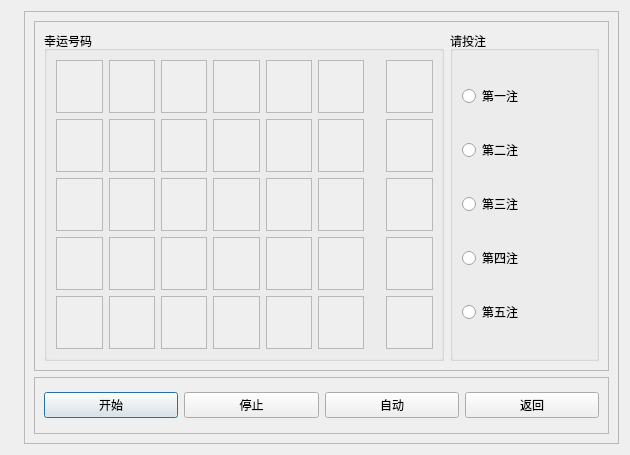
Above: References/Class.Design.By.Qt/Prob.02.彩票选号小助手/sports_lottery_dlg.ui from royqh1979/programming_with_python before the change. Below: the same form after it.
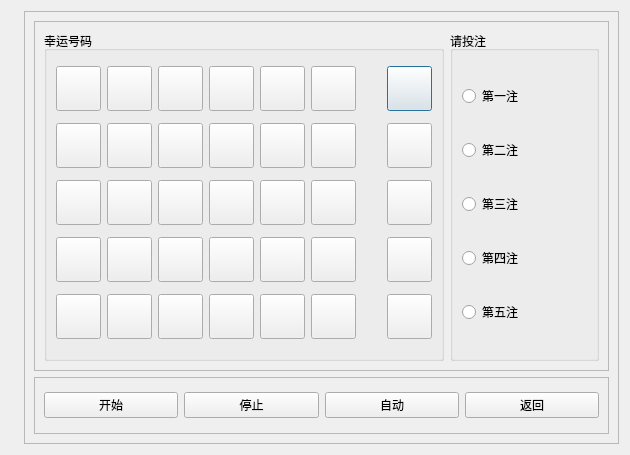
That is the form after the change. Icons and pictures are not drawn.

Patch:
```diff
--- a/References/Class.Design.By.Qt/Prob.02.彩票选号小助手/sports_lottery_dlg.ui
+++ b/References/Class.Design.By.Qt/Prob.02.彩票选号小助手/sports_lottery_dlg.ui
@@ -72,484 +72,700 @@
             <string>幸运号码</string>
            </property>
            <layout class="QGridLayout" name="grpNumbersLayout">
-            <item row="3" column="1">
-             <widget class="QTextEdit" name="textEdit_20">
-              <property name="enabled">
-               <bool>false</bool>
+            <item row="1" column="6">
+             <widget class="QLabel" name="label_3">
+              <property name="minimumSize">
+               <size>
+                <width>10</width>
+                <height>0</height>
+               </size>
               </property>
-              <property name="readOnly">
-               <bool>true</bool>
+              <property name="text">
+               <string/>
               </property>
               <property name="textInteractionFlags">
                <set>Qt::NoTextInteraction</set>
               </property>
              </widget>
             </item>
-            <item row="4" column="7">
-             <widget class="QTextEdit" name="txtSp_4">
-              <property name="enabled">
-               <bool>false</bool>
+            <item row="0" column="6">
+             <widget class="QLabel" name="label_2">
+              <property name="minimumSize">
+               <size>
+                <width>10</width>
+                <height>0</height>
+               </size>
               </property>
-              <property name="readOnly">
-               <bool>true</bool>
+              <property name="text">
+               <string/>
               </property>
               <property name="textInteractionFlags">
                <set>Qt::NoTextInteraction</set>
               </property>
              </widget>
             </item>
-            <item row="4" column="4">
-             <widget class="QTextEdit" name="textEdit_29">
-              <property name="enabled">
-               <bool>false</bool>
+            <item row="0" column="7">
+             <widget class="QPushButton" name="pushButton">
+              <property name="minimumSize">
+               <size>
+                <width>45</width>
+                <height>45</height>
+               </size>
               </property>
-              <property name="readOnly">
-               <bool>true</bool>
+              <property name="text">
+               <string/>
               </property>
-              <property name="textInteractionFlags">
-               <set>Qt::NoTextInteraction</set>
+              <property name="default">
+               <bool>false</bool>
               </property>
-             </widget>
-            </item>
-            <item row="4" column="0">
-             <widget class="QTextEdit" name="textEdit_25">
-              <property name="enabled">
+              <property name="flat">
                <bool>false</bool>
               </property>
-              <property name="readOnly">
-               <bool>true</bool>
-              </property>
-              <property name="textInteractionFlags">
-               <set>Qt::NoTextInteraction</set>
-              </property>
              </widget>
             </item>
-            <item row="4" column="3">
-             <widget class="QTextEdit" name="textEdit_28">
-              <property name="enabled">
-               <bool>false</bool>
+            <item row="0" column="5">
+             <widget class="QPushButton" name="pushButton_2">
+              <property name="minimumSize">
+               <size>
+                <width>45</width>
+                <height>45</height>
+               </size>
               </property>
-              <property name="readOnly">
-               <bool>true</bool>
+              <property name="text">
+               <string/>
               </property>
-              <property name="textInteractionFlags">
-               <set>Qt::NoTextInteraction</set>
+              <property name="default">
+               <bool>false</bool>
               </property>
-             </widget>
-            </item>
-            <item row="4" column="1">
-             <widget class="QTextEdit" name="textEdit_26">
-              <property name="enabled">
+              <property name="flat">
                <bool>false</bool>
               </property>
-              <property name="readOnly">
-               <bool>true</bool>
-              </property>
-              <property name="textInteractionFlags">
-               <set>Qt::NoTextInteraction</set>
-              </property>
              </widget>
             </item>
-            <item row="4" column="2">
-             <widget class="QTextEdit" name="textEdit_27">
-              <property name="enabled">
-               <bool>false</bool>
+            <item row="0" column="4">
+             <widget class="QPushButton" name="pushButton_3">
+              <property name="minimumSize">
+               <size>
+                <width>45</width>
+                <height>45</height>
+               </size>
               </property>
-              <property name="readOnly">
-               <bool>true</bool>
+              <property name="text">
+               <string/>
               </property>
-              <property name="textInteractionFlags">
-               <set>Qt::NoTextInteraction</set>
+              <property name="default">
+               <bool>false</bool>
               </property>
+              <property name="flat">
+               <bool>false</bool>
+              </property>
              </widget>
             </item>
-            <item row="3" column="3">
-             <widget class="QTextEdit" name="textEdit_22">
-              <property name="enabled">
-               <bool>false</bool>
+            <item row="0" column="3">
+             <widget class="QPushButton" name="pushButton_4">
+              <property name="minimumSize">
+               <size>
+                <width>45</width>
+                <height>45</height>
+               </size>
               </property>
-              <property name="readOnly">
-               <bool>true</bool>
+              <property name="text">
+               <string/>
               </property>
-              <property name="textInteractionFlags">
-               <set>Qt::NoTextInteraction</set>
+              <property name="default">
+               <bool>false</bool>
               </property>
+              <property name="flat">
+               <bool>false</bool>
+              </property>
              </widget>
             </item>
-            <item row="3" column="2">
-             <widget class="QTextEdit" name="textEdit_21">
-              <property name="enabled">
-               <bool>false</bool>
+            <item row="0" column="2">
+             <widget class="QPushButton" name="pushButton_5">
+              <property name="minimumSize">
+               <size>
+                <width>45</width>
+                <height>45</height>
+               </size>
               </property>
-              <property name="readOnly">
-               <bool>true</bool>
+              <property name="text">
+               <string/>
               </property>
-              <property name="textInteractionFlags">
-               <set>Qt::NoTextInteraction</set>
+              <property name="default">
+               <bool>false</bool>
               </property>
+              <property name="flat">
+               <bool>false</bool>
+              </property>
              </widget>
             </item>
-            <item row="3" column="7">
-             <widget class="QTextEdit" name="txtSp_3">
-              <property name="enabled">
-               <bool>false</bool>
+            <item row="0" column="1">
+             <widget class="QPushButton" name="pushButton_6">
+              <property name="minimumSize">
+               <size>
+                <width>45</width>
+                <height>45</height>
+               </size>
               </property>
-              <property name="readOnly">
-               <bool>true</bool>
+              <property name="text">
+               <string/>
               </property>
-              <property name="textInteractionFlags">
-               <set>Qt::NoTextInteraction</set>
+              <property name="default">
+               <bool>false</bool>
+              </property>
+              <property name="flat">
+               <bool>false</bool>
               </property>
              </widget>
             </item>
             <item row="0" column="0">
-             <widget class="QTextEdit" name="txt_01">
-              <property name="enabled">
-               <bool>false</bool>
+             <widget class="QPushButton" name="pushButton_7">
+              <property name="minimumSize">
+               <size>
+                <width>45</width>
+                <height>45</height>
+               </size>
               </property>
-              <property name="readOnly">
-               <bool>true</bool>
+              <property name="text">
+               <string/>
               </property>
-              <property name="textInteractionFlags">
-               <set>Qt::NoTextInteraction</set>
+              <property name="default">
+               <bool>false</bool>
               </property>
-             </widget>
-            </item>
-            <item row="3" column="4">
-             <widget class="QTextEdit" name="textEdit_23">
-              <property name="enabled">
+              <property name="flat">
                <bool>false</bool>
               </property>
-              <property name="readOnly">
-               <bool>true</bool>
-              </property>
-              <property name="textInteractionFlags">
-               <set>Qt::NoTextInteraction</set>
-              </property>
              </widget>
             </item>
-            <item row="2" column="4">
-             <widget class="QTextEdit" name="textEdit_17">
-              <property name="enabled">
-               <bool>false</bool>
+            <item row="1" column="7">
+             <widget class="QPushButton" name="pushButton_8">
+              <property name="minimumSize">
+               <size>
+                <width>45</width>
+                <height>45</height>
+               </size>
               </property>
-              <property name="readOnly">
-               <bool>true</bool>
+              <property name="text">
+               <string/>
               </property>
-              <property name="textInteractionFlags">
-               <set>Qt::NoTextInteraction</set>
+              <property name="default">
+               <bool>false</bool>
+              </property>
+              <property name="flat">
+               <bool>false</bool>
               </property>
              </widget>
             </item>
             <item row="2" column="7">
-             <widget class="QTextEdit" name="txtSp_2">
-              <property name="enabled">
+             <widget class="QPushButton" name="pushButton_9">
+              <property name="minimumSize">
+               <size>
+                <width>45</width>
+                <height>45</height>
+               </size>
+              </property>
+              <property name="text">
+               <string/>
+              </property>
+              <property name="default">
                <bool>false</bool>
               </property>
-              <property name="readOnly">
-               <bool>true</bool>
+              <property name="flat">
+               <bool>false</bool>
               </property>
-              <property name="textInteractionFlags">
-               <set>Qt::NoTextInteraction</set>
+             </widget>
+            </item>
+            <item row="3" column="7">
+             <widget class="QPushButton" name="pushButton_10">
+              <property name="minimumSize">
+               <size>
+                <width>45</width>
+                <height>45</height>
+               </size>
               </property>
+              <property name="text">
+               <string/>
+              </property>
+              <property name="default">
+               <bool>false</bool>
+              </property>
+              <property name="flat">
+               <bool>false</bool>
+              </property>
              </widget>
             </item>
-            <item row="3" column="0">
-             <widget class="QTextEdit" name="textEdit_19">
-              <property name="enabled">
+            <item row="4" column="7">
+             <widget class="QPushButton" name="pushButton_11">
+              <property name="minimumSize">
+               <size>
+                <width>45</width>
+                <height>45</height>
+               </size>
+              </property>
+              <property name="text">
+               <string/>
+              </property>
+              <property name="default">
                <bool>false</bool>
               </property>
-              <property name="readOnly">
-               <bool>true</bool>
+              <property name="flat">
+               <bool>false</bool>
               </property>
-              <property name="textInteractionFlags">
-               <set>Qt::NoTextInteraction</set>
+             </widget>
+            </item>
+            <item row="1" column="5">
+             <widget class="QPushButton" name="pushButton_12">
+              <property name="minimumSize">
+               <size>
+                <width>45</width>
+                <height>45</height>
+               </size>
               </property>
+              <property name="text">
+               <string/>
+              </property>
+              <property name="default">
+               <bool>false</bool>
+              </property>
+              <property name="flat">
+               <bool>false</bool>
+              </property>
              </widget>
             </item>
-            <item row="0" column="4">
-             <widget class="QTextEdit" name="txt_05">
-              <property name="enabled">
+            <item row="1" column="4">
+             <widget class="QPushButton" name="pushButton_13">
+              <property name="minimumSize">
+               <size>
+                <width>45</width>
+                <height>45</height>
+               </size>
+              </property>
+              <property name="text">
+               <string/>
+              </property>
+              <property name="default">
                <bool>false</bool>
               </property>
-              <property name="readOnly">
-               <bool>true</bool>
+              <property name="flat">
+               <bool>false</bool>
               </property>
-              <property name="textInteractionFlags">
-               <set>Qt::NoTextInteraction</set>
+             </widget>
+            </item>
+            <item row="1" column="3">
+             <widget class="QPushButton" name="pushButton_14">
+              <property name="minimumSize">
+               <size>
+                <width>45</width>
+                <height>45</height>
+               </size>
+              </property>
+              <property name="text">
+               <string/>
+              </property>
+              <property name="default">
+               <bool>false</bool>
+              </property>
+              <property name="flat">
+               <bool>false</bool>
+              </property>
+             </widget>
+            </item>
+            <item row="1" column="2">
+             <widget class="QPushButton" name="pushButton_15">
+              <property name="minimumSize">
+               <size>
+                <width>45</width>
+                <height>45</height>
+               </size>
+              </property>
+              <property name="text">
+               <string/>
+              </property>
+              <property name="default">
+               <bool>false</bool>
+              </property>
+              <property name="flat">
+               <bool>false</bool>
+              </property>
+             </widget>
+            </item>
+            <item row="1" column="1">
+             <widget class="QPushButton" name="pushButton_16">
+              <property name="minimumSize">
+               <size>
+                <width>45</width>
+                <height>45</height>
+               </size>
+              </property>
+              <property name="text">
+               <string/>
+              </property>
+              <property name="default">
+               <bool>false</bool>
+              </property>
+              <property name="flat">
+               <bool>false</bool>
+              </property>
+             </widget>
+            </item>
+            <item row="1" column="0">
+             <widget class="QPushButton" name="pushButton_17">
+              <property name="minimumSize">
+               <size>
+                <width>45</width>
+                <height>45</height>
+               </size>
+              </property>
+              <property name="text">
+               <string/>
+              </property>
+              <property name="default">
+               <bool>false</bool>
+              </property>
+              <property name="flat">
+               <bool>false</bool>
               </property>
              </widget>
             </item>
             <item row="2" column="0">
-             <widget class="QTextEdit" name="textEdit_11">
-              <property name="enabled">
-               <bool>false</bool>
+             <widget class="QPushButton" name="pushButton_18">
+              <property name="minimumSize">
+               <size>
+                <width>45</width>
+                <height>45</height>
+               </size>
               </property>
-              <property name="readOnly">
-               <bool>true</bool>
+              <property name="text">
+               <string/>
               </property>
-              <property name="textInteractionFlags">
-               <set>Qt::NoTextInteraction</set>
+              <property name="default">
+               <bool>false</bool>
+              </property>
+              <property name="flat">
+               <bool>false</bool>
               </property>
              </widget>
             </item>
             <item row="2" column="1">
-             <widget class="QTextEdit" name="textEdit_12">
-              <property name="enabled">
-               <bool>false</bool>
+             <widget class="QPushButton" name="pushButton_19">
+              <property name="minimumSize">
+               <size>
+                <width>45</width>
+                <height>45</height>
+               </size>
               </property>
-              <property name="readOnly">
-               <bool>true</bool>
+              <property name="text">
+               <string/>
               </property>
-              <property name="textInteractionFlags">
-               <set>Qt::NoTextInteraction</set>
+              <property name="default">
+               <bool>false</bool>
+              </property>
+              <property name="flat">
+               <bool>false</bool>
               </property>
              </widget>
             </item>
             <item row="2" column="2">
-             <widget class="QTextEdit" name="textEdit_13">
-              <property name="enabled">
-               <bool>false</bool>
+             <widget class="QPushButton" name="pushButton_20">
+              <property name="minimumSize">
+               <size>
+                <width>45</width>
+                <height>45</height>
+               </size>
               </property>
-              <property name="readOnly">
-               <bool>true</bool>
+              <property name="text">
+               <string/>
               </property>
-              <property name="textInteractionFlags">
-               <set>Qt::NoTextInteraction</set>
-              </property>
-             </widget>
-            </item>
-            <item row="1" column="4">
-             <widget class="QTextEdit" name="textEdit_16">
-              <property name="enabled">
+              <property name="default">
                <bool>false</bool>
               </property>
-              <property name="readOnly">
-               <bool>true</bool>
-              </property>
-              <property name="textInteractionFlags">
-               <set>Qt::NoTextInteraction</set>
+              <property name="flat">
+               <bool>false</bool>
               </property>
              </widget>
             </item>
             <item row="2" column="3">
-             <widget class="QTextEdit" name="textEdit_14">
-              <property name="enabled">
-               <bool>false</bool>
-              </property>
-              <property name="readOnly">
-               <bool>true</bool>
-              </property>
-              <property name="textInteractionFlags">
-               <set>Qt::NoTextInteraction</set>
-              </property>
-             </widget>
-            </item>
-            <item row="0" column="3">
-             <widget class="QTextEdit" name="txt_04">
-              <property name="enabled">
-               <bool>false</bool>
-              </property>
-              <property name="readOnly">
-               <bool>true</bool>
-              </property>
-              <property name="textInteractionFlags">
-               <set>Qt::NoTextInteraction</set>
-              </property>
-             </widget>
-            </item>
-            <item row="0" column="1">
-             <widget class="QTextEdit" name="txt_02">
-              <property name="enabled">
-               <bool>false</bool>
-              </property>
-              <property name="readOnly">
-               <bool>true</bool>
-              </property>
-              <property name="textInteractionFlags">
-               <set>Qt::NoTextInteraction</set>
-              </property>
-             </widget>
-            </item>
-            <item row="0" column="2">
-             <widget class="QTextEdit" name="txt_03">
-              <property name="enabled">
-               <bool>false</bool>
-              </property>
-              <property name="readOnly">
-               <bool>true</bool>
-              </property>
-              <property name="textInteractionFlags">
-               <set>Qt::NoTextInteraction</set>
-              </property>
-             </widget>
-            </item>
-            <item row="1" column="0">
-             <widget class="QTextEdit" name="txt_10">
-              <property name="enabled">
-               <bool>false</bool>
-              </property>
-              <property name="readOnly">
-               <bool>true</bool>
-              </property>
-              <property name="textInteractionFlags">
-               <set>Qt::NoTextInteraction</set>
-              </property>
-             </widget>
-            </item>
-            <item row="1" column="1">
-             <widget class="QTextEdit" name="txt_11">
-              <property name="enabled">
-               <bool>false</bool>
-              </property>
-              <property name="readOnly">
-               <bool>true</bool>
-              </property>
-              <property name="textInteractionFlags">
-               <set>Qt::NoTextInteraction</set>
-              </property>
-             </widget>
-            </item>
-            <item row="0" column="7">
-             <widget class="QTextEdit" name="txtSp_0">
-              <property name="enabled">
-               <bool>false</bool>
-              </property>
-              <property name="readOnly">
-               <bool>true</bool>
-              </property>
-              <property name="textInteractionFlags">
-               <set>Qt::NoTextInteraction</set>
-              </property>
-             </widget>
-            </item>
-            <item row="1" column="2">
-             <widget class="QTextEdit" name="textEdit_8">
-              <property name="enabled">
-               <bool>false</bool>
-              </property>
-              <property name="readOnly">
-               <bool>true</bool>
-              </property>
-              <property name="textInteractionFlags">
-               <set>Qt::NoTextInteraction</set>
-              </property>
-             </widget>
-            </item>
-            <item row="0" column="6">
-             <widget class="QLabel" name="label_2">
+             <widget class="QPushButton" name="pushButton_21">
               <property name="minimumSize">
                <size>
-                <width>10</width>
-                <height>0</height>
+                <width>45</width>
+                <height>45</height>
                </size>
               </property>
               <property name="text">
                <string/>
               </property>
-             </widget>
-            </item>
-            <item row="1" column="3">
-             <widget class="QTextEdit" name="textEdit_9">
-              <property name="enabled">
+              <property name="default">
                <bool>false</bool>
               </property>
-              <property name="readOnly">
-               <bool>true</bool>
-              </property>
-              <property name="textInteractionFlags">
-               <set>Qt::NoTextInteraction</set>
-              </property>
-             </widget>
-            </item>
-            <item row="1" column="7">
-             <widget class="QTextEdit" name="txtSp_1">
-              <property name="enabled">
+              <property name="flat">
                <bool>false</bool>
               </property>
-              <property name="readOnly">
-               <bool>true</bool>
-              </property>
-              <property name="textInteractionFlags">
-               <set>Qt::NoTextInteraction</set>
-              </property>
              </widget>
             </item>
-            <item row="1" column="6">
-             <widget class="QLabel" name="label_3">
+            <item row="2" column="4">
+             <widget class="QPushButton" name="pushButton_22">
               <property name="minimumSize">
                <size>
-                <width>10</width>
-                <height>0</height>
+                <width>45</width>
+                <height>45</height>
                </size>
               </property>
               <property name="text">
                <string/>
               </property>
-             </widget>
-            </item>
-            <item row="0" column="5">
-             <widget class="QTextEdit" name="txt_06">
-              <property name="enabled">
+              <property name="default">
                <bool>false</bool>
               </property>
-              <property name="readOnly">
-               <bool>true</bool>
-              </property>
-              <property name="textInteractionFlags">
-               <set>Qt::NoTextInteraction</set>
-              </property>
-             </widget>
-            </item>
-            <item row="1" column="5">
-             <widget class="QTextEdit" name="textEdit_32">
-              <property name="enabled">
+              <property name="flat">
                <bool>false</bool>
               </property>
-              <property name="readOnly">
-               <bool>true</bool>
-              </property>
-              <property name="textInteractionFlags">
-               <set>Qt::NoTextInteraction</set>
-              </property>
              </widget>
             </item>
             <item row="2" column="5">
-             <widget class="QTextEdit" name="textEdit_33">
-              <property name="enabled">
-               <bool>false</bool>
+             <widget class="QPushButton" name="pushButton_23">
+              <property name="minimumSize">
+               <size>
+                <width>45</width>
+                <height>45</height>
+               </size>
               </property>
-              <property name="readOnly">
-               <bool>true</bool>
+              <property name="text">
+               <string/>
               </property>
-              <property name="textInteractionFlags">
-               <set>Qt::NoTextInteraction</set>
+              <property name="default">
+               <bool>false</bool>
+              </property>
+              <property name="flat">
+               <bool>false</bool>
               </property>
              </widget>
             </item>
             <item row="3" column="5">
-             <widget class="QTextEdit" name="textEdit_34">
-              <property name="enabled">
-               <bool>false</bool>
+             <widget class="QPushButton" name="pushButton_24">
+              <property name="minimumSize">
+               <size>
+                <width>45</width>
+                <height>45</height>
+               </size>
               </property>
-              <property name="readOnly">
-               <bool>true</bool>
+              <property name="text">
+               <string/>
               </property>
-              <property name="textInteractionFlags">
-               <set>Qt::NoTextInteraction</set>
+              <property name="default">
+               <bool>false</bool>
+              </property>
+              <property name="flat">
+               <bool>false</bool>
               </property>
              </widget>
             </item>
             <item row="4" column="5">
-             <widget class="QTextEdit" name="textEdit_35">
-              <property name="enabled">
+             <widget class="QPushButton" name="pushButton_25">
+              <property name="minimumSize">
+               <size>
+                <width>45</width>
+                <height>45</height>
+               </size>
+              </property>
+              <property name="text">
+               <string/>
+              </property>
+              <property name="default">
                <bool>false</bool>
               </property>
-              <property name="readOnly">
-               <bool>true</bool>
+              <property name="flat">
+               <bool>false</bool>
               </property>
-              <property name="textInteractionFlags">
-               <set>Qt::NoTextInteraction</set>
+             </widget>
+            </item>
+            <item row="4" column="4">
+             <widget class="QPushButton" name="pushButton_26">
+              <property name="minimumSize">
+               <size>
+                <width>45</width>
+                <height>45</height>
+               </size>
+              </property>
+              <property name="text">
+               <string/>
+              </property>
+              <property name="default">
+               <bool>false</bool>
+              </property>
+              <property name="flat">
+               <bool>false</bool>
+              </property>
+             </widget>
+            </item>
+            <item row="3" column="4">
+             <widget class="QPushButton" name="pushButton_27">
+              <property name="minimumSize">
+               <size>
+                <width>45</width>
+                <height>45</height>
+               </size>
+              </property>
+              <property name="text">
+               <string/>
+              </property>
+              <property name="default">
+               <bool>false</bool>
+              </property>
+              <property name="flat">
+               <bool>false</bool>
+              </property>
+             </widget>
+            </item>
+            <item row="3" column="3">
+             <widget class="QPushButton" name="pushButton_28">
+              <property name="minimumSize">
+               <size>
+                <width>45</width>
+                <height>45</height>
+               </size>
+              </property>
+              <property name="text">
+               <string/>
+              </property>
+              <property name="default">
+               <bool>false</bool>
+              </property>
+              <property name="flat">
+               <bool>false</bool>
+              </property>
+             </widget>
+            </item>
+            <item row="4" column="3">
+             <widget class="QPushButton" name="pushButton_29">
+              <property name="minimumSize">
+               <size>
+                <width>45</width>
+                <height>45</height>
+               </size>
+              </property>
+              <property name="text">
+               <string/>
+              </property>
+              <property name="default">
+               <bool>false</bool>
+              </property>
+              <property name="flat">
+               <bool>false</bool>
+              </property>
+             </widget>
+            </item>
+            <item row="4" column="2">
+             <widget class="QPushButton" name="pushButton_30">
+              <property name="minimumSize">
+               <size>
+                <width>45</width>
+                <height>45</height>
+               </size>
+              </property>
+              <property name="text">
+               <string/>
+              </property>
+              <property name="default">
+               <bool>false</bool>
+              </property>
+              <property name="flat">
+               <bool>false</bool>
+              </property>
+             </widget>
+            </item>
+            <item row="3" column="2">
+             <widget class="QPushButton" name="pushButton_31">
+              <property name="minimumSize">
+               <size>
+                <width>45</width>
+                <height>45</height>
+               </size>
+              </property>
+              <property name="text">
+               <string/>
+              </property>
+              <property name="default">
+               <bool>false</bool>
+              </property>
+              <property name="flat">
+               <bool>false</bool>
+              </property>
+             </widget>
+            </item>
+            <item row="3" column="1">
+             <widget class="QPushButton" name="pushButton_32">
+              <property name="minimumSize">
+               <size>
+                <width>45</width>
+                <height>45</height>
+               </size>
+              </property>
+              <property name="text">
+               <string/>
+              </property>
+              <property name="default">
+               <bool>false</bool>
+              </property>
+              <property name="flat">
+               <bool>false</bool>
+              </property>
+             </widget>
+            </item>
+            <item row="4" column="1">
+             <widget class="QPushButton" name="pushButton_33">
+              <property name="minimumSize">
+               <size>
+                <width>45</width>
+                <height>45</height>
+               </size>
+              </property>
+              <property name="text">
+               <string/>
+              </property>
+              <property name="default">
+               <bool>false</bool>
+              </property>
+              <property name="flat">
+               <bool>false</bool>
+              </property>
+             </widget>
+            </item>
+            <item row="4" column="0">
+             <widget class="QPushButton" name="pushButton_34">
+              <property name="minimumSize">
+               <size>
+                <width>45</width>
+                <height>45</height>
+               </size>
+              </property>
+              <property name="text">
+               <string/>
+              </property>
+              <property name="default">
+               <bool>false</bool>
+              </property>
+              <property name="flat">
+               <bool>false</bool>
+              </property>
+             </widget>
+            </item>
+            <item row="3" column="0">
+             <widget class="QPushButton" name="pushButton_35">
+              <property name="minimumSize">
+               <size>
+                <width>45</width>
+                <height>45</height>
+               </size>
+              </property>
+              <property name="text">
+               <string/>
+              </property>
+              <property name="default">
+               <bool>false</bool>
+              </property>
+              <property name="flat">
+               <bool>false</bool>
               </property>
              </widget>
             </item>
```
Left out of the diff: 25 changed lines with no effect on the pictures.
